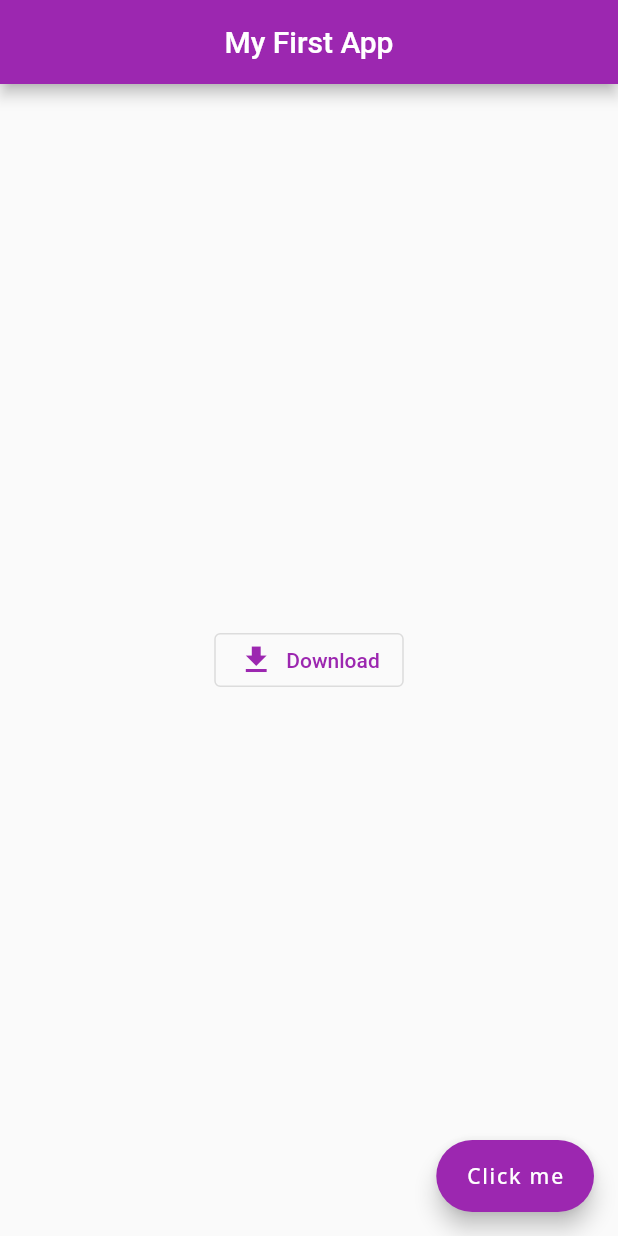
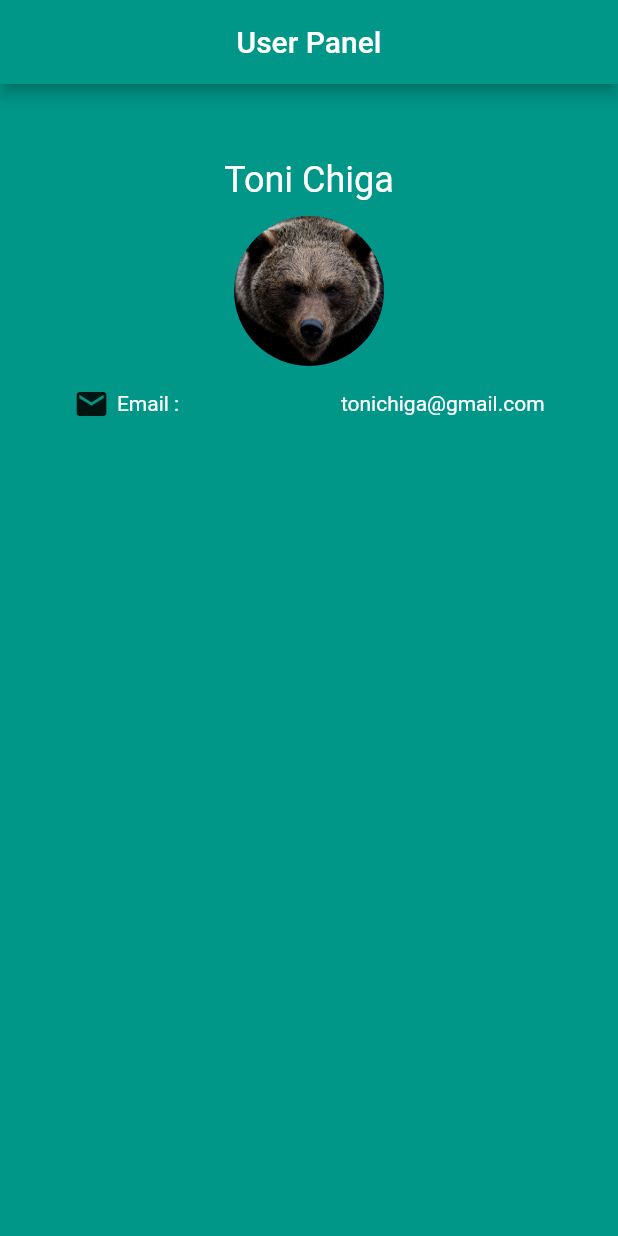
Before and after one commit to tonichiga/first_app, a Flutter app: the screen it shows after launch, on a phone screen of 412 x 824 dp. Run offline on Flutter 3.47's test engine with Material 2 defaults, Android fonts, the phone set to English and light mode, and no system bars.

Commit message:
added new feature

```diff
--- a/lib/main.dart
+++ b/lib/main.dart
@@ -1,41 +1,67 @@
 import 'package:flutter/material.dart';
 
 void main() {
-  return runApp(MyApp());
+  return runApp(MaterialApp(home: UserPanel()));
 }
 
-class MyApp extends StatelessWidget {
-  const MyApp({super.key});
+class UserPanel extends StatelessWidget {
+  const UserPanel({super.key});
 
   @override
   Widget build(BuildContext context) {
-    return MaterialApp(
-      theme: ThemeData(primarySwatch: Colors.purple),
-      home: Scaffold(
+    return Scaffold(
+      backgroundColor: Colors.teal,
       appBar: AppBar(
+        backgroundColor: Colors.teal,
         centerTitle: true,
-          title: const Text(
-            "My First App",
+        title: const Text("User Panel"),
       ),
+      body: SafeArea(
+          child: Row(
+        mainAxisAlignment: MainAxisAlignment.center,
+        children: [
+          Expanded(
+              flex: 1,
+              child: Column(
+                children: [
+                  const Padding(padding: EdgeInsets.only(top: 50)),
+                  const Text(
+                    "Toni Chiga",
+                    style: TextStyle(fontSize: 24, color: Colors.white),
                   ),
-        body: Center(
-          child: OutlinedButton.icon(
-            // <-- OutlinedButton
-            onPressed: () {},
-            icon: const Icon(
-              Icons.download,
-              size: 24.0,
+                  const Padding(padding: EdgeInsets.only(top: 10)),
+                  const CircleAvatar(
+                    radius: 50,
+                    backgroundImage: AssetImage("assets/bear.jpg"),
                   ),
-            label: const Text('Download'),
+                  Row(
+                    mainAxisAlignment: MainAxisAlignment.spaceEvenly,
+                    children: [
+                      Row(
+                        children: const [
+                          Padding(padding: EdgeInsets.only(top: 50)),
+                          Icon(Icons.mail),
+                          Padding(padding: EdgeInsets.only(left: 5)),
+                          Text(
+                            "Email :",
+                            style: TextStyle(color: Colors.white),
                           ),
+                        ],
                       ),
-        floatingActionButton: FloatingActionButton.extended(
-            onPressed: () {
-              debugPrint("You clicked me!");
-            },
-            label: const Text("Click me",
-                style: TextStyle(fontFamily: "OpenSans"))),
+                      const Padding(padding: EdgeInsets.only(left: 10)),
+                      const Text(
+                        "tonichiga@gmail.com",
+                        style: TextStyle(color: Colors.white),
+                      )
+                    ],
                   ),
+                ],
+              )),
+        ],
+      )),
     );
   }
 }
+
+// mainAxisAlignment: MainAxisAlignment.spaceBetween,  // <-- justifyContent
+// SizeBox( width: 200, child: ...)  Box width;
--- a/pubspec.yaml
+++ b/pubspec.yaml
@@ -58,9 +58,9 @@ flutter:
   uses-material-design: true
 
   # To add assets to your application, add an assets section, like this:
-  # assets:
-  #   - images/a_dot_burr.jpeg
-  #   - images/a_dot_ham.jpeg
+  assets:
+    - assets/bird.jpg
+    - assets/bear.jpg
 
   # An image asset can refer to one or more resolution-specific "variants", see
   # https://flutter.dev/assets-and-images/#resolution-aware
```
Also changed, not shown: lib/main copy.dart (added, +72 -0 lines), assets/bear.jpg (added), assets/bird.jpg (added). Lines whose indentation alone changed are shown as unchanged.
